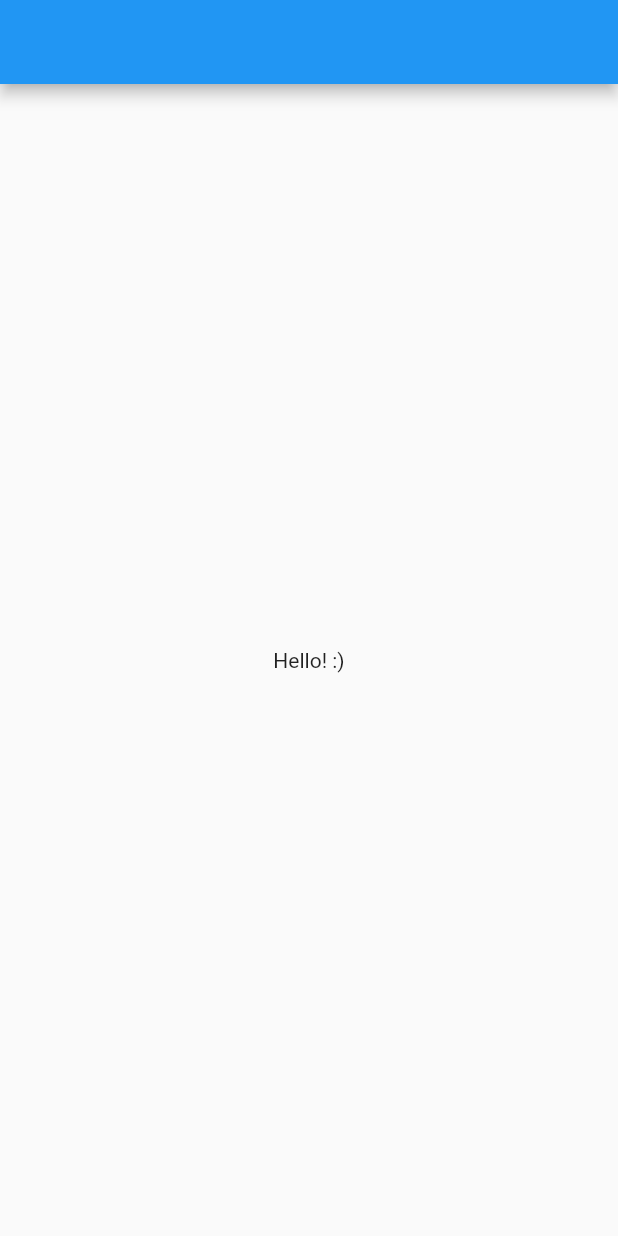
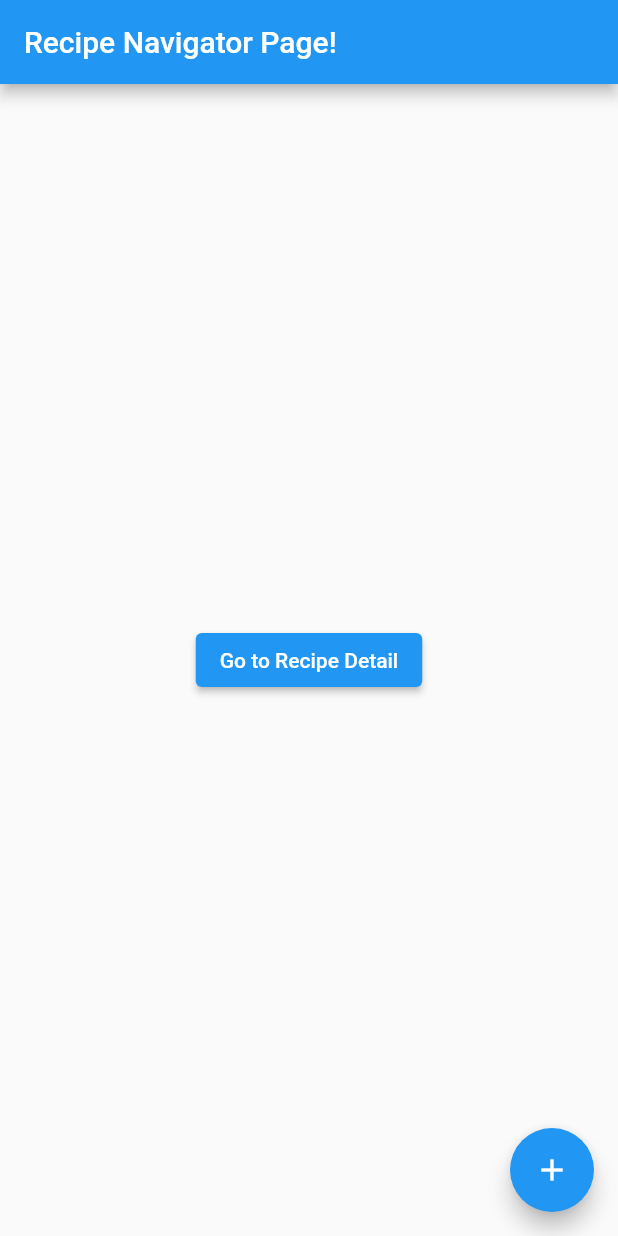
Before and after one commit to McDoogen/spellbook, a Flutter app: the screen it shows after launch, on a phone screen of 412 x 824 dp. Run offline on Flutter 3.47's test engine with Material 2 defaults, Android fonts, the light colour scheme and no system bars; our stand-ins replace sqflite; accounts and stored records are empty.

Commit message:
main pages added and navigation

```diff
--- a/lib/main.dart
+++ b/lib/main.dart
@@ -7,15 +7,17 @@
     - iOS
 
     ~~~ Project Architecture ~~~
-    - Folder-by-layer for simplicity
+    - Reference -> Minimalist, https://suragch.medium.com/flutter-state-management-for-minimalists-4c71a2f2f0c1
+    - Folder-by-feature
     - Provider for state management
     - Flutter Navigation 1.0, push/pop for simple routing
-    - Layers: View, Model View, Services
+    - Layers: Page, State Management, Services
 
-    ~~~ Project Views ~~~
-    - Recipe Detail View
-    - Recipe Creator View
-    - Recipe Editor View
+    ~~~ Project Pages ~~~
+    - Recipe Detail Page
+    - Recipe Creator Page
+    - Recipe Editor Page
+    - Recipe Navigator Page
 
     ~~~ Project Models ~~~
     - Recipe: Title, Category, Ingredient List, Process List
@@ -26,6 +28,7 @@
 */
 
 import 'package:flutter/material.dart';
+import 'package:spellbook/pages/recipe_navigator.dart';
 
 void main() => runApp(const HelloWidget());
 
@@ -37,7 +40,6 @@
     return MaterialApp(
         title: 'Hello!',
         theme: ThemeData(primarySwatch: Colors.blue),
-        home: Scaffold(
-            appBar: AppBar(), body: const Center(child: Text('Hello! :)'))));
+        home: const RecipeNavigatorPage());
   }
 }
--- a/lib/old/mainOLD.dart
+++ b/lib/old/mainOLD.dart
@@ -1,7 +1,7 @@
 import 'package:flutter/material.dart';
-import 'package:spellbook/recipe_db.dart';
+import 'package:spellbook/old/recipe_db.dart';
 import 'package:provider/provider.dart';
-import 'package:spellbook/selected_category.dart';
+import 'package:spellbook/old/selected_category.dart';
 
 //TODO:DS:
 // 1. Can I switch theses widgets to stateless?
--- /dev/null
+++ b/lib/pages/recipe_navigator.dart
@@ -0,0 +1,32 @@
+import 'package:flutter/material.dart';
+import 'package:spellbook/pages/recipe_creator.dart';
+import 'package:spellbook/pages/recipe_detail.dart';
+
+class RecipeNavigatorPage extends StatelessWidget {
+  const RecipeNavigatorPage({Key? key}) : super(key: key);
+
+  void _navigateToCreator(context) {
+    Navigator.push(context,
+        MaterialPageRoute(builder: (context) => const RecipeCreatorPage()));
+  }
+
+  void _navigateToDetail(context) {
+    Navigator.push(context,
+        MaterialPageRoute(builder: (context) => const RecipeDetailPage()));
+  }
+
+  @override
+  Widget build(BuildContext context) {
+    return Scaffold(
+      appBar: AppBar(title: const Text('Recipe Navigator Page!')),
+      body: Center(
+          child: ElevatedButton(
+        child: const Text('Go to Recipe Detail'),
+        onPressed: () => _navigateToDetail(context),
+      )),
+      floatingActionButton: FloatingActionButton(
+          onPressed: () => _navigateToCreator(context),
+          child: const Icon(Icons.add)),
+    );
+  }
+}
```
Also changed, not shown: lib/pages/recipe_creator.dart (added, +13 -0 lines), lib/pages/recipe_detail.dart (added, +22 -0 lines), lib/pages/recipe_editor.dart (added, +12 -0 lines).
